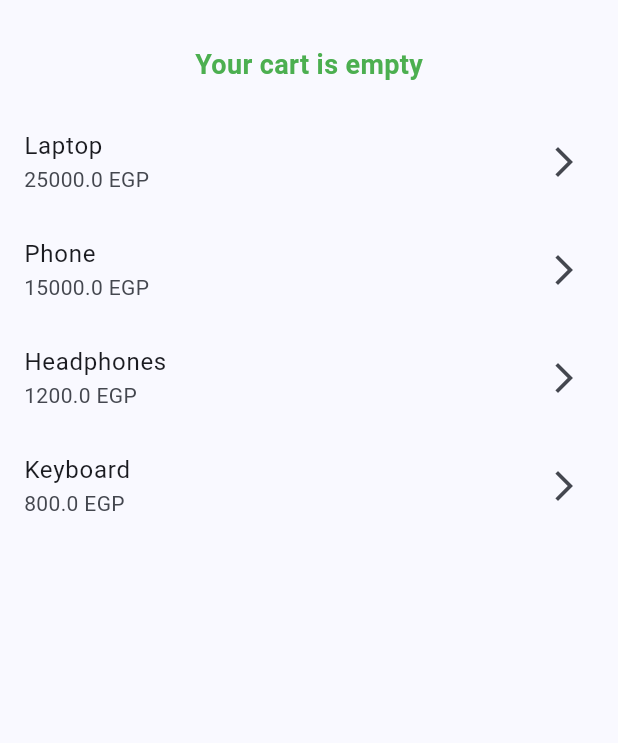
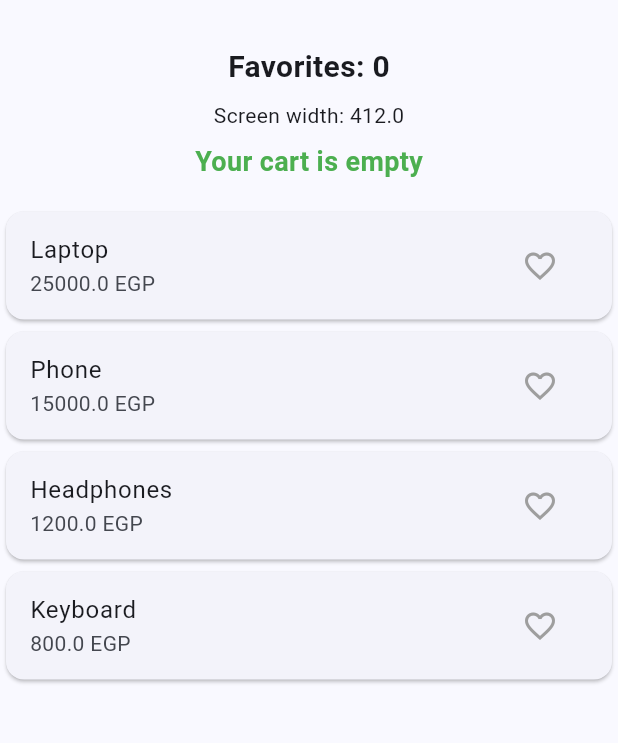
Before and after one commit to Yousef-Hesham5839/task_three, a Flutter app: the ProductsPage screen opened directly with empty values, on a phone screen of 412 x 824 dp, the part 63-806 px from its top. Run offline on Flutter 3.47's test engine with Material 3 defaults, Android fonts, the phone set to English and light mode, and no system bars; our stand-ins replace go_router.

Commit message:
Switch to go_router

```diff
--- a/lib/views/products.dart
+++ b/lib/views/products.dart
@@ -1,5 +1,6 @@
 import 'package:flutter/material.dart';
 import 'package:task_three/views/product_details_page.dart';
+import 'package:go_router/go_router.dart';
 
 class ProductsPage extends StatefulWidget {
   const ProductsPage({super.key});
@@ -56,6 +57,23 @@ class _ProductsPageState extends State<ProductsPage> {
   }
 
   Future<void> openDetails(Map<String, dynamic> product) async {
+    final name = Uri.encodeComponent(product['name'] as String);
+    final price = product['price'].toString();
+
+    final result = await context.push<String>('/details/$name/$price');
+
+    if (!mounted) return;
+
+    if (result != null) {
+      setState(() {
+        cartMessage = result;
+      });
+    }
+  }
+
+    /*
+    OLD NAVIGATOR CODE:
+
     final result = await Navigator.push<String>(
       context,
       MaterialPageRoute(
@@ -73,12 +91,13 @@ class _ProductsPageState extends State<ProductsPage> {
         cartMessage = result;
       });
     }
-  }
-
+    */
 
     @override
     Widget build(BuildContext context) {
       final username = ModalRoute.of(context)!.settings.arguments as String;
+      final isSmallScreen = screenWidth < 600;
+
 
       return Scaffold(
         appBar: AppBar(
@@ -94,31 +113,47 @@ class _ProductsPageState extends State<ProductsPage> {
           children: [
             Padding(
               padding: const EdgeInsets.all(16),
-            child: Text(
-              cartMessage.isEmpty
-                  ? 'Your cart is empty'
-                  : cartMessage,
+              child: Column(
+                children: [
+                  Text(
+                    'Favorites: $favorites',
+                    style: const TextStyle(
+                      fontSize: 20,
+                      fontWeight: FontWeight.bold,
+                    ),
+                  ),
+                  const SizedBox(height: 8),
+                  Text('Screen width: ${screenWidth.toStringAsFixed(1)}'),
+                  const SizedBox(height: 8),
+                  Text(
+                    cartMessage.isEmpty ? 'Your cart is empty' : cartMessage,
                     style: const TextStyle(
                       fontSize: 18,
                       fontWeight: FontWeight.bold,
                       color: Colors.green,
                     ),
                   ),
+                ],
+              ),
             ),
             Expanded(
-            child: ListView.builder(
+              child: isSmallScreen
+                  ? ListView.builder(
                       itemCount: products.length,
                       itemBuilder: (context, index) {
-                final product = products[index];
-
-                return ListTile(
-                  title: Text(product['name']),
-                  subtitle: Text('${product['price']} EGP'),
-                  trailing: const Icon(
-                    Icons.arrow_forward_ios,
+                        return buildProduct(index);
+                      },
+                    )
+                  : GridView.builder(
+                      padding: const EdgeInsets.all(12),
+                      itemCount: products.length,
+                      gridDelegate:
+                          const SliverGridDelegateWithFixedCrossAxisCount(
+                            crossAxisCount: 2,
+                            childAspectRatio: 3,
                           ),
-                  onTap: () => openDetails(product),
-                );
+                      itemBuilder: (context, index) {
+                        return buildProduct(index);
                       },
                     ),
             ),
@@ -126,4 +161,34 @@ class _ProductsPageState extends State<ProductsPage> {
         ),
       );
     }
+
+    Widget buildProduct(int index) {
+      final product = products[index];
+      final isFavorite = favoriteProducts.contains(index);
+
+      return Card(
+        child: ListTile(
+          title: Text(product['name']),
+          subtitle: Text('${product['price']} EGP'),
+          onTap: () => openDetails(product),
+          trailing: IconButton(
+            icon: Icon(
+              isFavorite ? Icons.favorite : Icons.favorite_border,
+              color: isFavorite ? Colors.red : Colors.grey,
+            ),
+            onPressed: () {
+              setState(() {
+                if (isFavorite) {
+                  favoriteProducts.remove(index);
+                  favorites--;
+                } else {
+                  favoriteProducts.add(index);
+                  favorites++;
                 }
+              });
+            },
+          ),
+        ),
+      );
+    }
+}
```
Also changed, not shown: lib/views/login_page.dart (+12 -3 lines), lib/views/product_details_page.dart (+9 -1 lines). Lines whose indentation alone changed are shown as unchanged.
